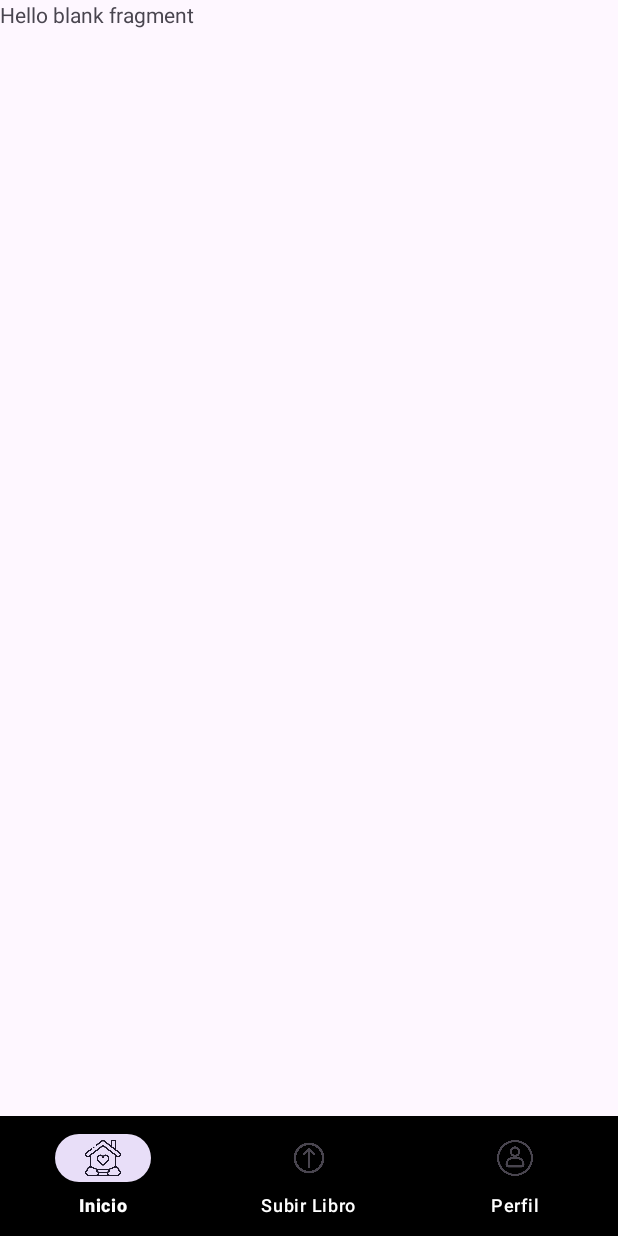
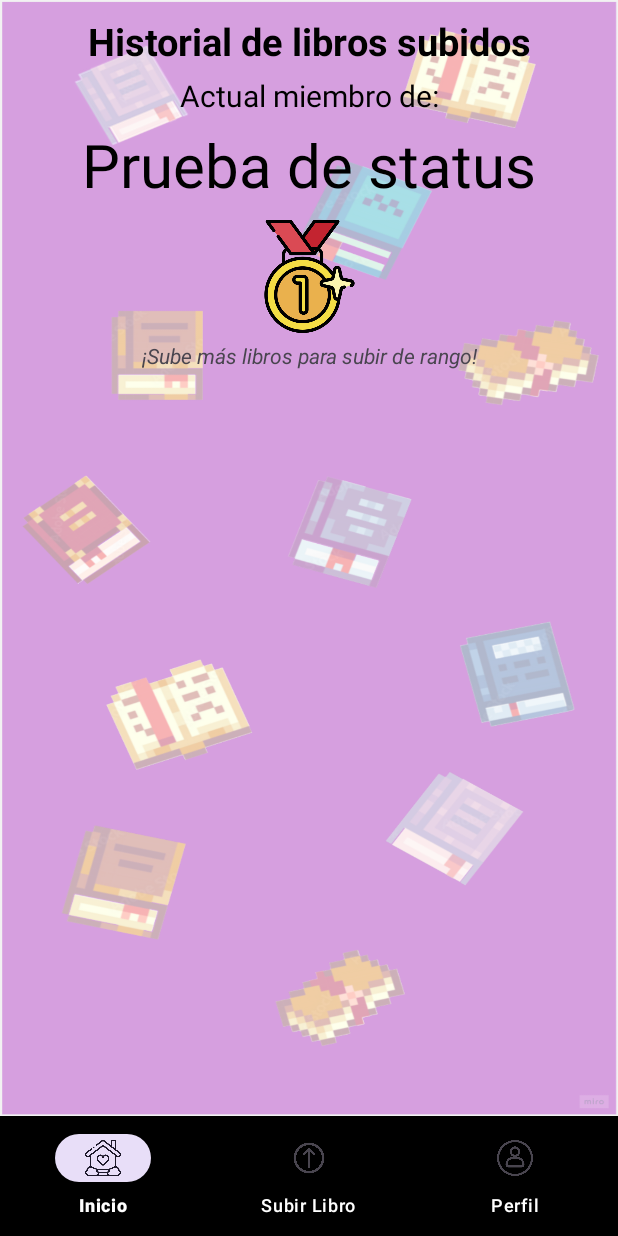
Before and after one commit to FatimaFernandezPonte99/TFC, an Android app: the fragment HistorialLibrosSubidos placed in its activity, on a phone screen of 412 x 824 dp. Run offline under Robolectric (Android 15) with nearby library versions, the light colour scheme and no system bars; our stand-ins replace Volley; network calls fail.

Commit message:
Completado el fragment HistorialLibrosSubidos y unido con el back. También creado fragment InfoLibroHistorial, también unido con el back

```diff
--- a/frontend/app/src/main/java/com/example/bookbuddy/HistorialLibrosSubidos.java
+++ b/frontend/app/src/main/java/com/example/bookbuddy/HistorialLibrosSubidos.java
@@ -1,59 +1,49 @@
 package com.example.bookbuddy;
 
+import android.content.Context;
 import android.os.Bundle;
 
+import androidx.annotation.NonNull;
+import androidx.annotation.Nullable;
 import androidx.fragment.app.Fragment;
+import androidx.recyclerview.widget.LinearLayoutManager;
+import androidx.recyclerview.widget.RecyclerView;
 
 import android.view.LayoutInflater;
 import android.view.View;
 import android.view.ViewGroup;
+import android.widget.ImageView;
+import android.widget.TextView;
+import android.widget.Toast;
 
-/**
- * A simple {@link Fragment} subclass.
- * Use the {@link HistorialLibrosSubidos#newInstance} factory method to
- * create an instance of this fragment.
- */
+import com.android.volley.Request;
+import com.android.volley.RequestQueue;
+import com.android.volley.Response;
+import com.android.volley.VolleyError;
+import com.android.volley.toolbox.JsonArrayRequest;
+import com.android.volley.toolbox.Volley;
+
+import org.json.JSONArray;
+import org.json.JSONException;
+import org.json.JSONObject;
+
+import java.util.ArrayList;
+import java.util.HashMap;
+import java.util.List;
+import java.util.Map;
+
+
 public class HistorialLibrosSubidos extends Fragment {
+    private Context context;
+    private RequestQueue requestQueue;
+    private LibroAdapter2 libroAdapter2;
+    private List<LibroData> allLibros;
+    private TextView rango;
+    private ImageView medalla;
 
-    // TODO: Rename parameter arguments, choose names that match
-    // the fragment initialization parameters, e.g. ARG_ITEM_NUMBER
-    private static final String ARG_PARAM1 = "param1";
-    private static final String ARG_PARAM2 = "param2";
 
-    // TODO: Rename and change types of parameters
-    private String mParam1;
-    private String mParam2;
 
-    public HistorialLibrosSubidos() {
-        // Required empty public constructor
-    }
-
-    /**
-     * Use this factory method to create a new instance of
-     * this fragment using the provided parameters.
-     *
-     * @param param1 Parameter 1.
-     * @param param2 Parameter 2.
-     * @return A new instance of fragment HistorialLibrosSubidos.
-     */
-    // TODO: Rename and change types and number of parameters
-    public static HistorialLibrosSubidos newInstance(String param1, String param2) {
-        HistorialLibrosSubidos fragment = new HistorialLibrosSubidos();
-        Bundle args = new Bundle();
-        args.putString(ARG_PARAM1, param1);
-        args.putString(ARG_PARAM2, param2);
-        fragment.setArguments(args);
-        return fragment;
-    }
-
-    @Override
-    public void onCreate(Bundle savedInstanceState) {
-        super.onCreate(savedInstanceState);
-        if (getArguments() != null) {
-            mParam1 = getArguments().getString(ARG_PARAM1);
-            mParam2 = getArguments().getString(ARG_PARAM2);
-        }
-    }
+    public HistorialLibrosSubidos() {allLibros = new ArrayList<>();}
 
     @Override
     public View onCreateView(LayoutInflater inflater, ViewGroup container,
@@ -61,4 +51,93 @@ public class HistorialLibrosSubidos extends Fragment {
         // Inflate the layout for this fragment
         return inflater.inflate(R.layout.fragment_historial_libros_subidos, container, false);
     }
+
+    @Override
+    public void onViewCreated(@NonNull View view, @Nullable Bundle savedInstanceState) {
+        super.onViewCreated(view, savedInstanceState);
+
+        context = getContext();
+        requestQueue = Volley.newRequestQueue(context);
+
+        showRecyclerView(view);
+    }
+
+    private void showRecyclerView (View view) {
+        //Aquí no hace falta que obtengamos ningún dato, ya que
+        //sabe qué usuario es por su token
+
+        //Iniciamos el TextView y el ImageView
+        rango = view.findViewById(R.id.status);
+        medalla = view.findViewById(R.id.medalla);
+
+        RecyclerView recyclerView = view.findViewById(R.id.recycler_view);
+
+
+        //Lanzamos la petición
+        JsonArrayRequest request = new JsonArrayRequest(
+                Request.Method.GET,
+                Server.name + "/api/BookBuddy/books_history",
+                null,
+                new Response.Listener<JSONArray>() {
+                    @Override
+                    public void onResponse(JSONArray response) {
+                        try {
+                            for (int i = 0; i < response.length(); i++) {
+                                JSONObject jsonElement = response.getJSONObject(i);
+                                LibroData libro = new LibroData(jsonElement.getString("title"), jsonElement.getString("author"), jsonElement.getInt("num_pages"));
+                                allLibros.add(libro);
+                            }
+                            //PRUEBA
+                            //Comprobamos cuantos libros hay en la lista para determinar el rango del usuario
+                            if (allLibros.size() < 6) {
+                                rango.setText("BRONCE");
+                                medalla.setImageResource(R.drawable.medalla_bronce);
+                            } else if (allLibros.size() < 16) {
+                                rango.setText("PLATA");
+                                medalla.setImageResource(R.drawable.medalla_plata);
+                            } else if (allLibros.size() >= 16) {
+                                rango.setText("ORO");
+                                medalla.setImageResource(R.drawable.medalla_oro);
+                            }
+
+                            //Configuramos el RecyclerView con el adaptador de libros
+                            recyclerView.setLayoutManager(new LinearLayoutManager(getContext()));
+                            libroAdapter2 = new LibroAdapter2(allLibros, requireActivity());
+                            recyclerView.setAdapter(libroAdapter2);
+
+                            //Prueba
+                            for (int i=0; i<allLibros.size(); i++) {
+
+                            }
+
+
+                        } catch (JSONException e) {
+                            // Manejar errores al procesar la respuesta JSON
+                            Toast.makeText(context, e.toString(), Toast.LENGTH_SHORT).show();
+                        }
+                    }
+                }, new Response.ErrorListener() {
+            @Override
+            public void onErrorResponse(VolleyError error) {
+                // Manejar errores de Volley
+                if(error.networkResponse == null) {
+                    Toast.makeText(context, "error: Internal Server Error", Toast.LENGTH_SHORT).show();
+                } else {
+                    Toast.makeText(context,"error: " + error, Toast.LENGTH_SHORT).show();
+                }
+            }
+        }
+        ) {
+            @Override
+            public Map<String, String> getHeaders() {
+                // Adjuntar el token de usuario a los encabezados de la solicitud
+                Map<String, String> headers = new HashMap<>();
+                headers.put("token", Server.token);
+                return headers;
+            }
+        };
+
+        //Agregamos la solicitud a la cola de Volley
+        requestQueue.add(request);
+    }
 }
--- a/frontend/app/src/main/java/com/example/bookbuddy/LibroViewHolder.java
+++ b/frontend/app/src/main/java/com/example/bookbuddy/LibroViewHolder.java
@@ -29,7 +29,6 @@ public class LibroViewHolder extends RecyclerView.ViewHolder {
 
 
         //Hacemos que al pulsar en un libro, se abra su info
-        //ESTO YA LO HARÁS
         itemView.setOnClickListener(new View.OnClickListener() {
             @Override
             public void onClick(View view) {
@@ -48,10 +47,13 @@ public class LibroViewHolder extends RecyclerView.ViewHolder {
                 bundle.putString("title", libro.getTitle());
                 infoLibro.setArguments(bundle);
 
+
+
                 FragmentTransaction transaction = activity.getSupportFragmentManager().beginTransaction();
                 transaction.replace(R.id.fragmentContainer, infoLibro);
                 transaction.addToBackStack(null);
                 transaction.commit();
+
             }
         });
 
--- a/frontend/app/src/main/res/layout/fragment_historial_libros_subidos.xml
+++ b/frontend/app/src/main/res/layout/fragment_historial_libros_subidos.xml
@@ -1,14 +1,87 @@
 <?xml version="1.0" encoding="utf-8"?>
-<FrameLayout xmlns:android="http://schemas.android.com/apk/res/android"
-    xmlns:tools="http://schemas.android.com/tools"
+<androidx.constraintlayout.widget.ConstraintLayout xmlns:android="http://schemas.android.com/apk/res/android"
+    xmlns:app="http://schemas.android.com/apk/res-auto"
     android:layout_width="match_parent"
     android:layout_height="match_parent"
-    tools:context=".HistorialLibrosSubidos">
+    android:background="@drawable/fondo">
 
-    <!-- TODO: Update blank fragment layout -->
     <TextView
+        android:id="@+id/historial_titulo"
+        android:layout_width="wrap_content"
+        android:layout_height="wrap_content"
+        android:text="@string/historial"
+        android:textColor="@color/black"
+        android:textSize="25sp"
+        android:textStyle="bold"
+        app:layout_constraintEnd_toEndOf="parent"
+        app:layout_constraintStart_toStartOf="parent"
+        app:layout_constraintTop_toTopOf="parent"
+        android:layout_marginTop="10dp"/>
+
+
+
+    <TextView
+        android:id="@+id/historial2"
+        android:layout_width="wrap_content"
+        android:layout_height="wrap_content"
+        android:text="@string/historial_1"
+        android:textColor="@color/black"
+        android:textSize="20sp"
+        app:layout_constraintEnd_toEndOf="parent"
+        app:layout_constraintStart_toStartOf="parent"
+        app:layout_constraintTop_toBottomOf="@id/historial_titulo"
+        android:layout_marginTop="5dp" />
+
+    <TextView
+        android:layout_width="wrap_content"
+        android:layout_height="wrap_content"
+        android:text="Prueba de status"
+        android:id="@+id/status"
+        android:textColor="@color/black"
+        android:textSize="40sp"
+        app:layout_constraintEnd_toEndOf="parent"
+        app:layout_constraintStart_toStartOf="parent"
+        app:layout_constraintTop_toBottomOf="@id/historial2"
+        android:layout_marginTop="5dp"/>
+
+    <ImageView
+        android:layout_width="75dp"
+        android:layout_height="75dp"
+        android:id="@+id/medalla"
+        app:layout_constraintEnd_toEndOf="parent"
+        app:layout_constraintStart_toStartOf="parent"
+        app:layout_constraintTop_toBottomOf="@id/status"
+        android:src="@drawable/medalla_oro"
+        android:layout_marginTop="10dp" />
+
+    <TextView
+        android:layout_width="wrap_content"
+        android:layout_height="wrap_content"
+        android:text="@string/sube_mas_libros"
+        app:layout_constraintEnd_toEndOf="parent"
+        app:layout_constraintStart_toStartOf="parent"
+        android:id="@+id/sube_mas_libros"
+        android:layout_marginTop="5dp"
+        app:layout_constraintTop_toBottomOf="@id/medalla"
+        android:textStyle="italic"/>
+
+
+
+
+    <androidx.recyclerview.widget.RecyclerView
+        android:id="@+id/recycler_view"
         android:layout_width="match_parent"
-        android:layout_height="match_parent"
-        android:text="@string/hello_blank_fragment" />
+        android:layout_height="0dp"
+        android:layout_marginTop="30dp"
+        android:layout_marginBottom="5dp"
+        app:layoutManager="androidx.recyclerview.widget.LinearLayoutManager"
+        app:layout_constraintBottom_toBottomOf="parent"
+        app:layout_constraintTop_toBottomOf="@id/sube_mas_libros"
+        app:layout_constraintVertical_bias="0"
+        app:layout_constraintVertical_chainStyle="packed"
+        android:layout_marginStart="50dp"
+        android:layout_marginEnd="50dp"
 
-</FrameLayout>
+        />
+
+</androidx.constraintlayout.widget.ConstraintLayout>
--- a/frontend/app/src/main/res/values/strings.xml
+++ b/frontend/app/src/main/res/values/strings.xml
@@ -40,6 +40,8 @@
     <string name="libros_disponibles3">¿Alguno te llama la atención?</string>
     <string name="ver_info_libro">Ver más información</string>
     <string name="seleccionar_libro">Seleccionar libro</string>
+    <string name="historial_1">Actual miembro de:</string>
+    <string name="sube_mas_libros">¡Sube más libros para subir de rango!</string>
 
 
     <!-- TODO: Remove or change this placeholder text -->
```
Also changed, not shown: frontend/app/src/main/AndroidManifest.xml (+6 -3 lines), frontend/app/src/main/java/com/example/bookbuddy/InfoLibroHistorial.java (added, +50 -0 lines), frontend/app/src/main/java/com/example/bookbuddy/LibroAdapter2.java (added, +40 -0 lines), frontend/app/src/main/java/com/example/bookbuddy/LibroViewHolder2.java (added, +66 -0 lines), frontend/app/src/main/java/com/example/bookbuddy/LibrosDisponiblesPuesto.java (+3 -8 lines), frontend/app/src/main/res/layout/activity_libro_view_holder2.xml (added, +60 -0 lines), frontend/app/src/main/res/layout/fragment_info_libro_historial.xml (added, +109 -0 lines), frontend/app/src/main/res/drawable/icono_volver.png (added), frontend/app/src/main/res/drawable/logo_definitivo3.png (added), frontend/app/src/main/res/drawable/medalla_bronce.png (added), frontend/app/src/main/res/drawable/medalla_oro.png (added), frontend/app/src/main/res/drawable/medalla_plata.png (added), 27 other files.
